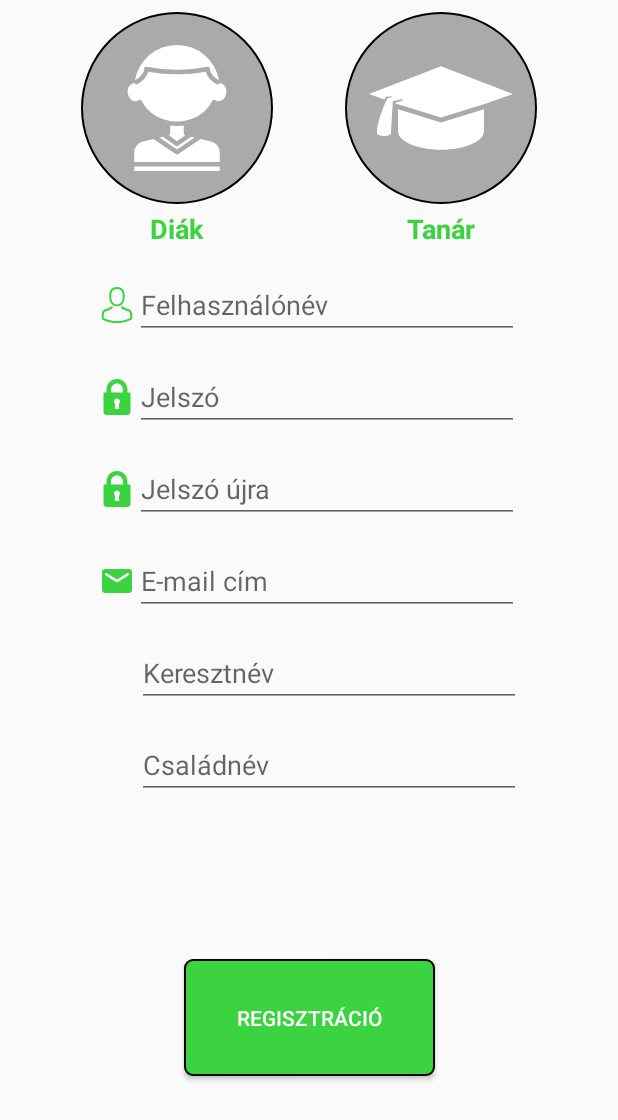
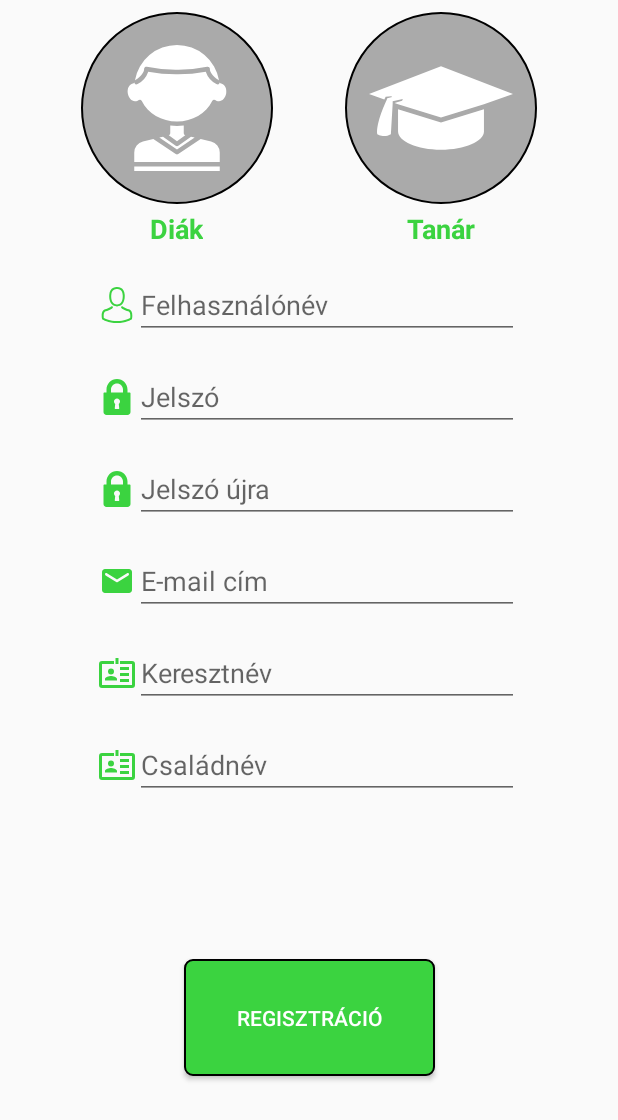
Before and after one commit to gitjuzer/2018_IIAFP_B, an Android app: the RegistrationActivity screen opened directly, with no data from a screen before it, on a phone screen of 412 x 824 dp. Shown: the top 1120 px of the screen. Run offline under Robolectric (Android 15) with nearby library versions, the phone set to English and light mode, and no system bars; our stand-ins replace Volley; network calls fail.

Commit message:
Android - Ikonok
- Regisztráció név ikonok
- Tanár logout button és ikon
- egyéb apró elrendezés fix

```diff
--- a/Android app/OktatoApp/app/src/main/res/drawable/ic_logout.xml
+++ b/Android app/OktatoApp/app/src/main/res/drawable/ic_logout.xml
@@ -1,6 +1,6 @@
 <vector android:autoMirrored="true" android:height="24dp"
     android:viewportHeight="96.943" android:viewportWidth="96.943"
     android:width="24dp" xmlns:android="http://schemas.android.com/apk/res/android">
-    <path android:fillColor="#FF000000" android:pathData="M61.168,83.92H11.364V13.025H61.17c1.104,0 2,-0.896 2,-2V3.66c0,-1.104 -0.896,-2 -2,-2H2c-1.104,0 -2,0.896 -2,2v89.623c0,1.104 0.896,2 2,2h59.168c1.105,0 2,-0.896 2,-2V85.92C63.168,84.814 62.274,83.92 61.168,83.92z"/>
-    <path android:fillColor="#FF000000" android:pathData="M96.355,47.058l-26.922,-26.92c-0.75,-0.751 -2.078,-0.75 -2.828,0l-6.387,6.388c-0.781,0.781 -0.781,2.047 0,2.828l12.16,12.162H19.737c-1.104,0 -2,0.896 -2,2v9.912c0,1.104 0.896,2 2,2h52.644L60.221,67.59c-0.781,0.781 -0.781,2.047 0,2.828l6.387,6.389c0.375,0.375 0.885,0.586 1.414,0.586c0.531,0 1.039,-0.211 1.414,-0.586l26.922,-26.92c0.375,-0.375 0.586,-0.885 0.586,-1.414C96.943,47.941 96.73,47.433 96.355,47.058z"/>
+    <path android:fillColor="#FFFFFFFF" android:pathData="M61.168,83.92H11.364V13.025H61.17c1.104,0 2,-0.896 2,-2V3.66c0,-1.104 -0.896,-2 -2,-2H2c-1.104,0 -2,0.896 -2,2v89.623c0,1.104 0.896,2 2,2h59.168c1.105,0 2,-0.896 2,-2V85.92C63.168,84.814 62.274,83.92 61.168,83.92z"/>
+    <path android:fillColor="#FFFFFFFF" android:pathData="M96.355,47.058l-26.922,-26.92c-0.75,-0.751 -2.078,-0.75 -2.828,0l-6.387,6.388c-0.781,0.781 -0.781,2.047 0,2.828l12.16,12.162H19.737c-1.104,0 -2,0.896 -2,2v9.912c0,1.104 0.896,2 2,2h52.644L60.221,67.59c-0.781,0.781 -0.781,2.047 0,2.828l6.387,6.389c0.375,0.375 0.885,0.586 1.414,0.586c0.531,0 1.039,-0.211 1.414,-0.586l26.922,-26.92c0.375,-0.375 0.586,-0.885 0.586,-1.414C96.943,47.941 96.73,47.433 96.355,47.058z"/>
 </vector>
--- /dev/null
+++ b/Android app/OktatoApp/app/src/main/res/drawable/ic_namebadge.xml
@@ -0,0 +1,9 @@
+<vector xmlns:android="http://schemas.android.com/apk/res/android"
+    android:width="24dp"
+    android:height="24dp"
+    android:viewportWidth="24"
+    android:viewportHeight="24">
+  <path
+      android:fillColor="@color/colorPrimary"
+      android:pathData="M8,9A2,2 0,0 1,10 11A2,2 0,0 1,8 13A2,2 0,0 1,6 11A2,2 0,0 1,8 9M12,17H4V16C4,14.67 6.67,14 8,14C9.33,14 12,14.67 12,16V17M20,8H14V10H20V8M20,12H14V14H20V12M20,16H14V18H20V16M22,4H14V6H22V20H2V6H10V4H2A2,2 0,0 0,0 6V20A2,2 0,0 0,2 22H22A2,2 0,0 0,24 20V6A2,2 0,0 0,22 4M13,6H11V2H13V6Z"/>
+</vector>
--- a/Android app/OktatoApp/app/src/main/res/layout/activity_registration.xml
+++ b/Android app/OktatoApp/app/src/main/res/layout/activity_registration.xml
@@ -171,11 +171,16 @@
             app:layout_constraintTop_toBottomOf="@+id/email_EditText"
             app:layout_constraintVertical_bias="0.0">
 
+            <ImageView
+                android:layout_width="wrap_content"
+                android:layout_height="wrap_content"
+                android:src="@drawable/ic_namebadge"
+                android:tint="@color/colorPrimary" />
+
             <EditText
                 android:id="@+id/firstName_ET"
                 android:layout_width="256dp"
                 android:layout_height="wrap_content"
-                android:layout_marginLeft="27dp"
                 android:hint="@string/firstName" />
         </LinearLayout>
 
@@ -195,12 +200,16 @@
             app:layout_constraintTop_toBottomOf="@+id/fistName_EditText"
             app:layout_constraintVertical_bias="0.0">
 
+            <ImageView
+                android:layout_width="wrap_content"
+                android:layout_height="wrap_content"
+                android:src="@drawable/ic_namebadge"
+                android:tint="@color/colorPrimary" />
 
             <EditText
                 android:id="@+id/lastName_ET"
                 android:layout_width="256dp"
                 android:layout_height="wrap_content"
-                android:layout_marginLeft="27dp"
                 android:hint="@string/lastName" />
         </LinearLayout>
 
```
Also changed, not shown: Android app/OktatoApp/app/src/main/res/layout/activity_student_menu.xml (+7 -4 lines), Android app/OktatoApp/app/src/main/res/layout/activity_teacher_menu.xml (+15 -0 lines).
